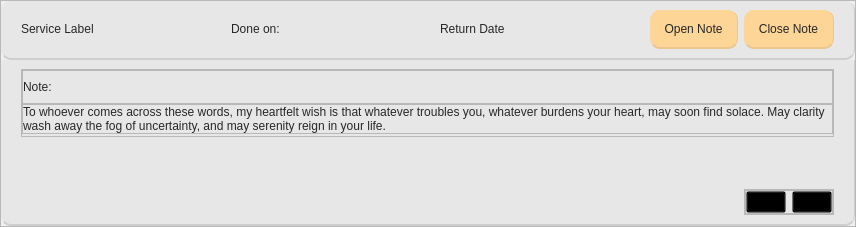
Before: the Qt Designer form Frontend/serviceCard.ui in DreddVDomasian/Petmate-Desktop-Application, drawn with Qt 5.
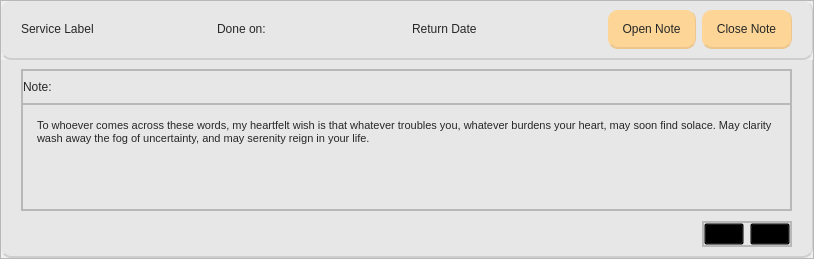
After: the same form once the commit is applied. Icons and pictures are not drawn.

Commit message: added pet and service update function

Diff of the .ui file:
```diff
--- a/Frontend/serviceCard.ui
+++ b/Frontend/serviceCard.ui
@@ -6,8 +6,8 @@
    <rect>
     <x>0</x>
     <y>0</y>
-    <width>856</width>
-    <height>227</height>
+    <width>814</width>
+    <height>259</height>
    </rect>
   </property>
   <property name="windowTitle">
@@ -200,6 +200,12 @@
       </item>
       <item>
        <widget class="QFrame" name="lowerFrame">
+        <property name="sizePolicy">
+         <sizepolicy hsizetype="Preferred" vsizetype="Preferred">
+          <horstretch>0</horstretch>
+          <verstretch>0</verstretch>
+         </sizepolicy>
+        </property>
         <property name="styleSheet">
          <string notr="true">#lowerFrame{
 	border-bottom-left-radius:10px;
@@ -225,7 +231,7 @@
          <property name="rightMargin">
           <number>20</number>
          </property>
-         <item>
+         <item alignment="Qt::AlignTop">
           <widget class="QFrame" name="noteFrame">
            <property name="sizePolicy">
             <sizepolicy hsizetype="Preferred" vsizetype="Preferred">
@@ -233,6 +239,12 @@
              <verstretch>0</verstretch>
             </sizepolicy>
            </property>
+           <property name="minimumSize">
+            <size>
+             <width>0</width>
+             <height>120</height>
+            </size>
+           </property>
            <property name="frameShape">
             <enum>QFrame::StyledPanel</enum>
            </property>
@@ -284,10 +296,10 @@
               </layout>
              </widget>
             </item>
-            <item alignment="Qt::AlignTop">
+            <item>
              <widget class="QFrame" name="mainNoteFrame">
               <property name="sizePolicy">
-               <sizepolicy hsizetype="Preferred" vsizetype="Expanding">
+               <sizepolicy hsizetype="Preferred" vsizetype="Preferred">
                 <horstretch>0</horstretch>
                 <verstretch>0</verstretch>
                </sizepolicy>
@@ -303,35 +315,45 @@
                 <number>0</number>
                </property>
                <property name="leftMargin">
-                <number>0</number>
+                <number>10</number>
                </property>
                <property name="topMargin">
-                <number>0</number>
+                <number>10</number>
                </property>
                <property name="rightMargin">
-                <number>0</number>
+                <number>10</number>
                </property>
                <property name="bottomMargin">
-                <number>0</number>
+                <number>10</number>
                </property>
-               <item>
-                <widget class="QLabel" name="noteLabel">
+               <item alignment="Qt::AlignTop">
+                <widget class="QTextEdit" name="noteLabel">
                  <property name="sizePolicy">
-                  <sizepolicy hsizetype="Preferred" vsizetype="Expanding">
+                  <sizepolicy hsizetype="Expanding" vsizetype="Preferred">
                    <horstretch>0</horstretch>
                    <verstretch>0</verstretch>
                   </sizepolicy>
                  </property>
                  <property name="styleSheet">
-                  <string notr="true">font: 57 12pt &quot;Montserrat Medium&quot;;
-color:rgb(39, 39, 39);</string>
+                  <string notr="true">
+QTextEdit{
+	font: 57 12pt &quot;Montserrat Medium&quot;;
+	color:rgb(39, 39, 39);
+	border:none;
+	background:transparent
+
+}</string>
                  </property>
-                 <property name="text">
-                  <string>To whoever comes across these words, my heartfelt wish is that whatever troubles you, whatever burdens your heart, may soon find solace. May clarity wash away the fog of uncertainty, and may serenity reign in your life.</string>
-                 </property>
-                 <property name="wordWrap">
+                 <property name="readOnly">
                   <bool>true</bool>
                  </property>
+                 <property name="html">
+                  <string>&lt;!DOCTYPE HTML PUBLIC &quot;-//W3C//DTD HTML 4.0//EN&quot; &quot;http://www.w3.org/TR/REC-html40/strict.dtd&quot;&gt;
+&lt;html&gt;&lt;head&gt;&lt;meta name=&quot;qrichtext&quot; content=&quot;1&quot; /&gt;&lt;style type=&quot;text/css&quot;&gt;
+p, li { white-space: pre-wrap; }
+&lt;/style&gt;&lt;/head&gt;&lt;body style=&quot; font-family:'Montserrat Medium'; font-size:12pt; font-weight:56; font-style:normal;&quot;&gt;
+&lt;p style=&quot; margin-top:0px; margin-bottom:0px; margin-left:0px; margin-right:0px; -qt-block-indent:0; text-indent:0px;&quot;&gt;&lt;span style=&quot; font-family:'MS Shell Dlg 2'; font-size:8.25pt; font-weight:400;&quot;&gt;To whoever comes across these words, my heartfelt wish is that whatever troubles you, whatever burdens your heart, may soon find solace. May clarity wash away the fog of uncertainty, and may serenity reign in your life.&lt;/span&gt;&lt;/p&gt;&lt;/body&gt;&lt;/html&gt;</string>
+                 </property>
                 </widget>
                </item>
               </layout>
```
Left out of the diff: 2 changed lines with no effect on the pictures. The commit also changes 4 other files.
